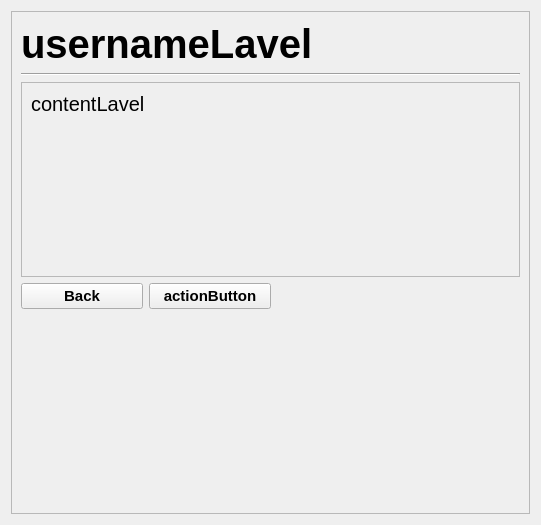
Old version of the form User_app/src/profile/profile_widget.ui in the repository edugaidano/Little-Social-Network.
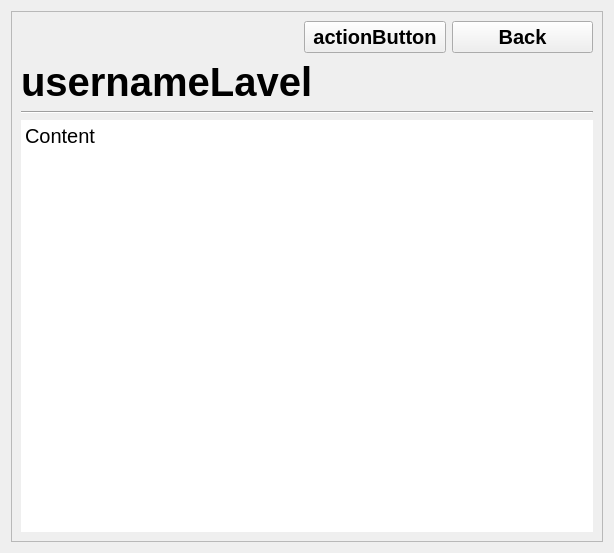
New version of the form.

What changed in the file:
```diff
--- a/User_app/src/profile/profile_widget.ui
+++ b/User_app/src/profile/profile_widget.ui
@@ -6,8 +6,8 @@
    <rect>
     <x>0</x>
     <y>0</y>
-    <width>541</width>
-    <height>525</height>
+    <width>614</width>
+    <height>553</height>
    </rect>
   </property>
   <property name="windowTitle">
@@ -30,129 +30,7 @@
      </property>
      <layout class="QVBoxLayout" name="verticalLayout">
       <item>
-       <widget class="QLabel" name="usernameLabel">
-        <property name="font">
-         <font>
-          <family>Arial</family>
-          <pointsize>30</pointsize>
-          <bold>true</bold>
-         </font>
-        </property>
-        <property name="text">
-         <string notr="true">usernameLavel</string>
-        </property>
-       </widget>
-      </item>
-      <item>
-       <widget class="Line" name="line">
-        <property name="orientation">
-         <enum>Qt::Orientation::Horizontal</enum>
-        </property>
-       </widget>
-      </item>
-      <item>
-       <widget class="QScrollArea" name="scrollArea">
-        <property name="widgetResizable">
-         <bool>true</bool>
-        </property>
-        <widget class="QWidget" name="scrollAreaWidgetContents">
-         <property name="geometry">
-          <rect>
-           <x>0</x>
-           <y>0</y>
-           <width>497</width>
-           <height>187</height>
-          </rect>
-         </property>
-         <property name="sizePolicy">
-          <sizepolicy hsizetype="Preferred" vsizetype="Preferred">
-           <horstretch>0</horstretch>
-           <verstretch>0</verstretch>
-          </sizepolicy>
-         </property>
-         <layout class="QGridLayout" name="gridLayout_2">
-          <item row="0" column="0">
-           <widget class="QLabel" name="contentLabel">
-            <property name="sizePolicy">
-             <sizepolicy hsizetype="Expanding" vsizetype="Expanding">
-              <horstretch>0</horstretch>
-              <verstretch>0</verstretch>
-             </sizepolicy>
-            </property>
-            <property name="font">
-             <font>
-              <family>Arial</family>
-              <pointsize>15</pointsize>
-              <bold>false</bold>
-             </font>
-            </property>
-            <property name="frameShadow">
-             <enum>QFrame::Shadow::Plain</enum>
-            </property>
-            <property name="text">
-             <string notr="true">contentLavel</string>
-            </property>
-            <property name="scaledContents">
-             <bool>false</bool>
-            </property>
-            <property name="alignment">
-             <set>Qt::AlignmentFlag::AlignLeading|Qt::AlignmentFlag::AlignLeft|Qt::AlignmentFlag::AlignTop</set>
-            </property>
-            <property name="wordWrap">
-             <bool>true</bool>
-            </property>
-           </widget>
-          </item>
-         </layout>
-        </widget>
-       </widget>
-      </item>
-      <item>
-       <layout class="QHBoxLayout" name="horizontalLayout">
-        <item>
-         <layout class="QHBoxLayout" name="buttonsLayout">
-          <item>
-           <widget class="QPushButton" name="backButton">
-            <property name="sizePolicy">
-             <sizepolicy hsizetype="Expanding" vsizetype="Fixed">
-              <horstretch>0</horstretch>
-              <verstretch>0</verstretch>
-             </sizepolicy>
-            </property>
-            <property name="font">
-             <font>
-              <family>Arial</family>
-              <pointsize>11</pointsize>
-              <bold>true</bold>
-             </font>
-            </property>
-            <property name="text">
-             <string>Back</string>
-            </property>
-           </widget>
-          </item>
-          <item>
-           <widget class="QPushButton" name="actionButton">
-            <property name="sizePolicy">
-             <sizepolicy hsizetype="Expanding" vsizetype="Fixed">
-              <horstretch>0</horstretch>
-              <verstretch>0</verstretch>
-             </sizepolicy>
-            </property>
-            <property name="font">
-             <font>
-              <family>Arial</family>
-              <pointsize>11</pointsize>
-              <bold>true</bold>
-             </font>
-            </property>
-            <property name="text">
-             <string notr="true">actionButton</string>
-            </property>
-           </widget>
-          </item>
-         </layout>
-        </item>
+       <layout class="QHBoxLayout" name="buttonsLayout" stretch="2,1,1">
         <item>
          <spacer name="horizontalSpacer">
           <property name="orientation">
@@ -169,20 +47,93 @@
           </property>
          </spacer>
         </item>
+        <item>
+         <widget class="QPushButton" name="actionButton">
+          <property name="sizePolicy">
+           <sizepolicy hsizetype="Expanding" vsizetype="Fixed">
+            <horstretch>0</horstretch>
+            <verstretch>0</verstretch>
+           </sizepolicy>
+          </property>
+          <property name="font">
+           <font>
+            <family>Arial</family>
+            <pointsize>15</pointsize>
+            <bold>true</bold>
+           </font>
+          </property>
+          <property name="text">
+           <string notr="true">actionButton</string>
+          </property>
+         </widget>
+        </item>
+        <item>
+         <widget class="QPushButton" name="backButton">
+          <property name="sizePolicy">
+           <sizepolicy hsizetype="Expanding" vsizetype="Fixed">
+            <horstretch>0</horstretch>
+            <verstretch>0</verstretch>
+           </sizepolicy>
+          </property>
+          <property name="font">
+           <font>
+            <family>Arial</family>
+            <pointsize>15</pointsize>
+            <bold>true</bold>
+           </font>
+          </property>
+          <property name="text">
+           <string>Back</string>
+          </property>
+         </widget>
+        </item>
        </layout>
       </item>
       <item>
-       <spacer name="bottomSpacer">
+       <widget class="QLabel" name="usernameLabel">
+        <property name="font">
+         <font>
+          <family>Arial</family>
+          <pointsize>30</pointsize>
+          <bold>true</bold>
+         </font>
+        </property>
+        <property name="text">
+         <string notr="true">usernameLavel</string>
+        </property>
+       </widget>
+      </item>
+      <item>
+       <widget class="Line" name="line">
         <property name="orientation">
-         <enum>Qt::Orientation::Vertical</enum>
+         <enum>Qt::Orientation::Horizontal</enum>
         </property>
-        <property name="sizeHint" stdset="0">
-         <size>
-          <width>20</width>
-          <height>40</height>
-         </size>
+       </widget>
+      </item>
+      <item>
+       <widget class="QPlainTextEdit" name="profileContent">
+        <property name="font">
+         <font>
+          <family>Arial</family>
+          <pointsize>15</pointsize>
+         </font>
         </property>
-       </spacer>
+        <property name="frameShape">
+         <enum>QFrame::Shape::NoFrame</enum>
+        </property>
+        <property name="frameShadow">
+         <enum>QFrame::Shadow::Plain</enum>
+        </property>
+        <property name="readOnly">
+         <bool>true</bool>
+        </property>
+        <property name="plainText">
+         <string notr="true">Content</string>
+        </property>
+        <property name="backgroundVisible">
+         <bool>false</bool>
+        </property>
+       </widget>
       </item>
      </layout>
     </widget>
```
Left out of the diff: 2 changed lines with no effect on the pictures.
